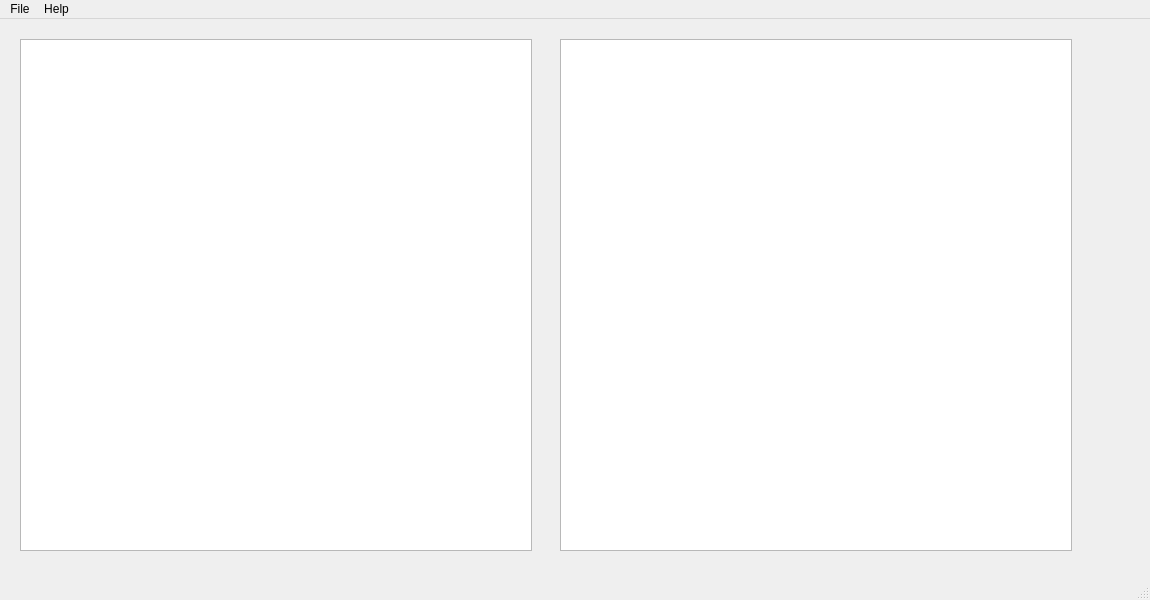
First picture: the form in sirc-tiledit/ui/mainwindow.ui, repository NoxHarmonium/sirc, before the edit.
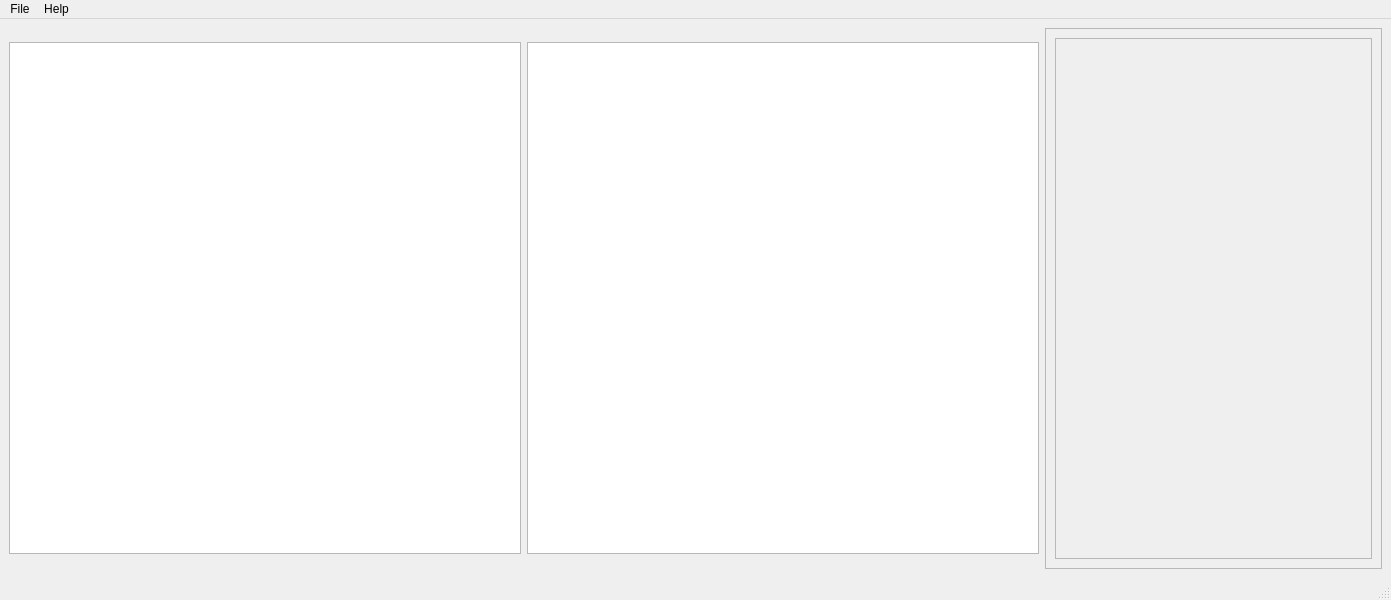
Second picture: the form after the edit.

Commit message: feat(tiledit): show palette in UI

Patch:
```diff
--- a/sirc-tiledit/ui/mainwindow.ui
+++ b/sirc-tiledit/ui/mainwindow.ui
@@ -6,7 +6,7 @@
    <rect>
     <x>0</x>
     <y>0</y>
-    <width>1150</width>
+    <width>1391</width>
     <height>600</height>
    </rect>
   </property>
@@ -14,33 +14,84 @@
    <string>MainWindow</string>
   </property>
   <widget class="QWidget" name="centralwidget">
+   <layout class="QHBoxLayout" name="horizontalLayout">
+    <item>
    <widget class="QGraphicsView" name="sourceImageGraphicsView">
-    <property name="geometry">
-     <rect>
-      <x>20</x>
-      <y>20</y>
+      <property name="sizePolicy">
+       <sizepolicy hsizetype="Fixed" vsizetype="Fixed">
+        <horstretch>0</horstretch>
+        <verstretch>0</verstretch>
+       </sizepolicy>
+      </property>
+      <property name="minimumSize">
+       <size>
       <width>512</width>
       <height>512</height>
-     </rect>
-    </property>
-   </widget>
+       </size>
+      </property>
+     </widget>
+    </item>
+    <item>
    <widget class="QGraphicsView" name="targetImageGraphicsView">
-    <property name="geometry">
-     <rect>
-      <x>560</x>
-      <y>20</y>
+      <property name="sizePolicy">
+       <sizepolicy hsizetype="Fixed" vsizetype="Fixed">
+        <horstretch>0</horstretch>
+        <verstretch>0</verstretch>
+       </sizepolicy>
+      </property>
+      <property name="minimumSize">
+       <size>
       <width>512</width>
       <height>512</height>
-     </rect>
-    </property>
-   </widget>
+       </size>
+      </property>
+     </widget>
+    </item>
+    <item>
+     <widget class="QFrame" name="frame">
+      <property name="frameShape">
+       <enum>QFrame::StyledPanel</enum>
+      </property>
+      <property name="frameShadow">
+       <enum>QFrame::Raised</enum>
+      </property>
+      <layout class="QHBoxLayout" name="horizontalLayout_2">
+       <item>
+        <widget class="QScrollArea" name="paletteScrollArea">
+         <property name="widgetResizable">
+          <bool>true</bool>
+         </property>
+         <property name="alignment">
+          <set>Qt::AlignLeading|Qt::AlignLeft|Qt::AlignTop</set>
+         </property>
+         <widget class="QWidget" name="paletteScrollContents">
+          <property name="geometry">
+           <rect>
+            <x>0</x>
+            <y>0</y>
+            <width>315</width>
+            <height>514</height>
+           </rect>
+          </property>
+          <layout class="QVBoxLayout" name="paletteInternalLayout">
+           <item>
+            <layout class="QVBoxLayout" name="paletteScrollLayout"/>
+           </item>
+          </layout>
+         </widget>
+        </widget>
+       </item>
+      </layout>
+     </widget>
+    </item>
+   </layout>
   </widget>
   <widget class="QMenuBar" name="menubar">
    <property name="geometry">
     <rect>
      <x>0</x>
      <y>0</y>
-     <width>1150</width>
+     <width>1391</width>
      <height>23</height>
     </rect>
    </property>
```
Lines whose indentation alone changed are shown as unchanged. The commit also changes 4 other files.
